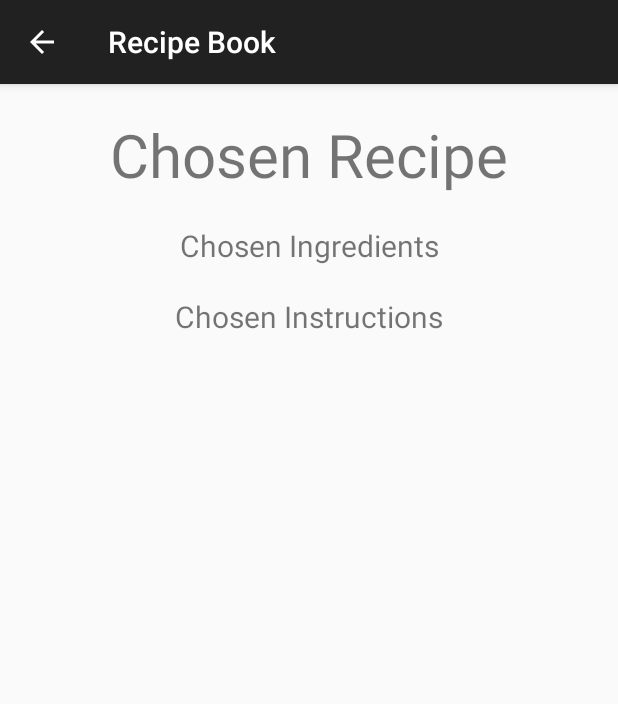
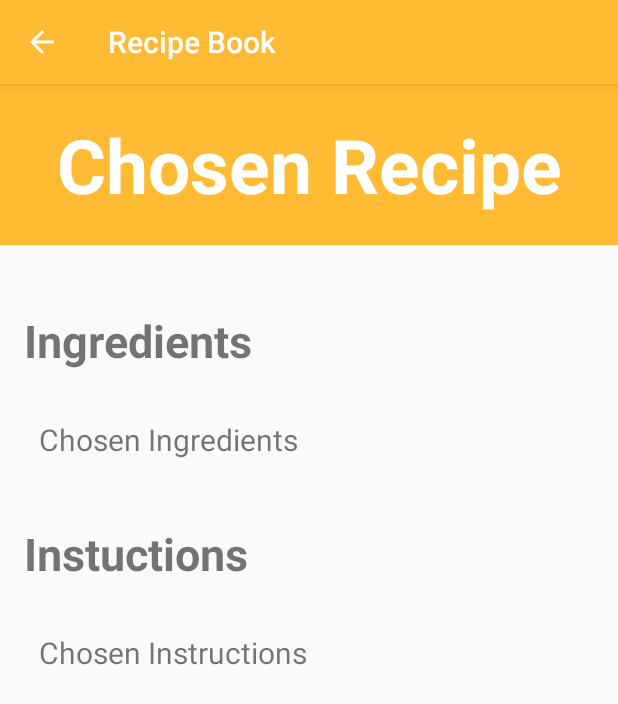
Before and after one commit to TheodorOwchariw/RecipeBook, an Android app: the RecipeDetailActivity screen opened directly, with no data from a screen before it, on a phone screen of 412 x 824 dp. Shown: the top 704 px of the screen. Run offline under Robolectric (Android 15) with nearby library versions, the phone set to English and light mode, and no system bars; 3 statements that could not run were skipped.

Commit message:
customized app colors and display

```diff
--- a/app/src/main/res/layout/activity_recipe_create.xml
+++ b/app/src/main/res/layout/activity_recipe_create.xml
@@ -122,8 +122,10 @@
         android:id="@+id/button_create"
         android:layout_width="wrap_content"
         android:layout_height="50dp"
-        android:text="Create!"
+        android:background="@android:color/holo_orange_light"
+        android:text="Create"
         android:onClick="onCreateClicked"
+        android:textColor="@color/white"
         app:layout_constraintBottom_toBottomOf="parent"
         app:layout_constraintEnd_toEndOf="parent"
         app:layout_constraintStart_toStartOf="parent" />
--- a/app/src/main/res/layout/activity_recipe_detail.xml
+++ b/app/src/main/res/layout/activity_recipe_detail.xml
@@ -1,45 +1,63 @@
 <?xml version="1.0" encoding="utf-8"?>
-<androidx.constraintlayout.widget.ConstraintLayout xmlns:android="http://schemas.android.com/apk/res/android"
-    xmlns:app="http://schemas.android.com/apk/res-auto"
-    xmlns:tools="http://schemas.android.com/tools"
+<LinearLayout
+    xmlns:android="http://schemas.android.com/apk/res/android"
     android:layout_width="match_parent"
     android:layout_height="match_parent"
-    tools:context=".RecipeDetailActivity">
+    android:orientation="vertical"
+   >
 
     <TextView
         android:id="@+id/chosen_recipe"
-        android:layout_width="wrap_content"
+        android:layout_width="match_parent"
         android:layout_height="wrap_content"
+
+        android:background="@android:color/holo_orange_light"
+        android:padding="20dp"
         android:text="Chosen Recipe"
-        android:textSize="40dp"
-        android:layout_marginTop="20dp"
-        app:layout_constraintTop_toTopOf="parent"
-        app:layout_constraintLeft_toLeftOf="parent"
-        app:layout_constraintRight_toRightOf="parent"
+        android:textAlignment="center"
+        android:textColor="@color/white"
+        android:textSize="50dp"
+        android:textStyle="bold"
+
         />
 
     <TextView
-        android:layout_marginTop="20dp"
+        android:padding="16dp"
+        android:layout_marginTop="27dp"
+        android:textStyle="bold"
+        android:id="@+id/ingredients"
+        android:layout_width="wrap_content"
+        android:layout_height="wrap_content"
+        android:text="Ingredients"
+        android:textSize="30dp"
+        />
+    <TextView
+        android:padding="16dp"
         android:id="@+id/chosen_ingredients"
         android:layout_width="wrap_content"
+        android:layout_marginLeft="10dp"
         android:layout_height="wrap_content"
         android:text="Chosen Ingredients"
         android:textSize="20dp"
-        app:layout_constraintTop_toBottomOf="@id/chosen_recipe"
-        app:layout_constraintLeft_toLeftOf="parent"
-        app:layout_constraintRight_toRightOf="parent"
         />
-
     <TextView
-        android:layout_marginTop="20dp"
+        android:padding="16dp"
+        android:layout_marginTop="10dp"
+        android:id="@+id/instuctions"
+        android:textStyle="bold"
+        android:layout_width="wrap_content"
+        android:layout_height="wrap_content"
+        android:text="Instuctions"
+        android:textSize="30dp"
+        />
+    <TextView
+        android:padding="16dp"
         android:id="@+id/chosen_instructions"
         android:layout_width="wrap_content"
         android:layout_height="wrap_content"
+        android:layout_marginLeft="10dp"
         android:text="Chosen Instructions"
         android:textSize="20dp"
-        app:layout_constraintTop_toBottomOf="@id/chosen_ingredients"
-        app:layout_constraintLeft_toLeftOf="parent"
-        app:layout_constraintRight_toRightOf="parent"
         />
 
-</androidx.constraintlayout.widget.ConstraintLayout>
+</LinearLayout>
--- a/app/src/main/res/values/colors.xml
+++ b/app/src/main/res/values/colors.xml
@@ -1,5 +1,7 @@
 <?xml version="1.0" encoding="utf-8"?>
 <resources>
     <color name="black">#FF000000</color>
+    <color name="gray">#C0C0C0</color>
+    <color name="topColor">@android:color/holo_orange_light</color>
     <color name="white">#FFFFFFFF</color>
 </resources>
--- a/app/src/main/res/values/themes.xml
+++ b/app/src/main/res/values/themes.xml
@@ -1,11 +1,13 @@
 <resources>
     <style name="Theme.RecipeBook" parent="Theme.AppCompat.Light.DarkActionBar">
+        <item name="colorPrimary">@color/topColor</item>
+    </style>
 
-    </style>
 
     <style name="CatButton">
         <item name="android:layout_height">175dp</item>
         <item name="android:layout_width">175dp</item>
+
     </style>
 
 
```
